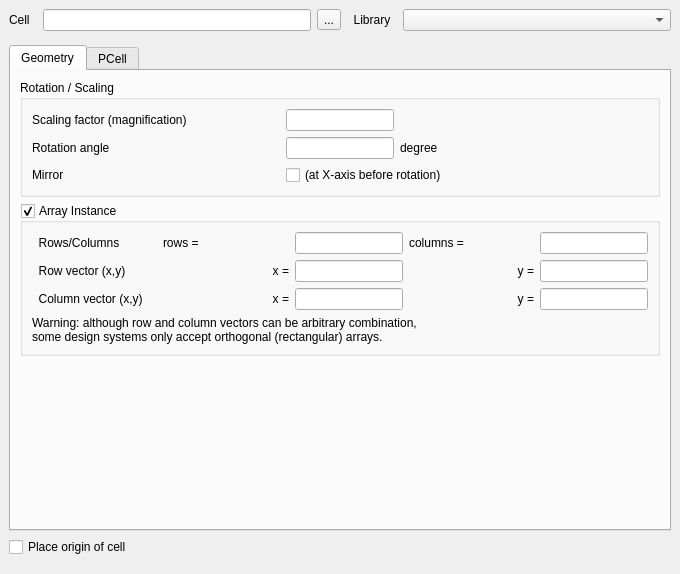
Above: src/edt/edt/EditorOptionsInst.ui from KLayout/klayout before the change. Below: the same form after it.
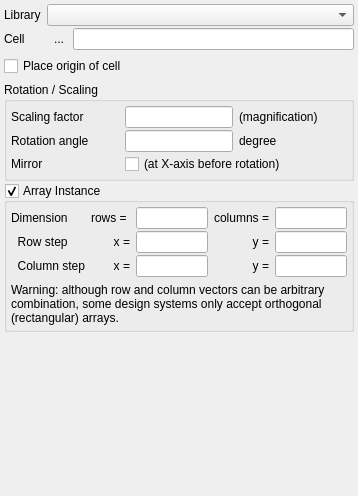
That is the form after the change. Icons and pictures are not drawn. Custom widgets are drawn as their Qt base class.

```diff
--- a/src/edt/edt/EditorOptionsInst.ui
+++ b/src/edt/edt/EditorOptionsInst.ui
@@ -6,10 +6,16 @@
    <rect>
     <x>0</x>
     <y>0</y>
-    <width>680</width>
-    <height>574</height>
+    <width>358</width>
+    <height>496</height>
    </rect>
   </property>
+  <property name="sizePolicy">
+   <sizepolicy hsizetype="Ignored" vsizetype="Ignored">
+    <horstretch>0</horstretch>
+    <verstretch>0</verstretch>
+   </sizepolicy>
+  </property>
   <property name="windowTitle">
    <string>Form</string>
   </property>
@@ -18,18 +24,54 @@
     <number>6</number>
    </property>
    <property name="leftMargin">
-    <number>9</number>
+    <number>0</number>
    </property>
    <property name="topMargin">
-    <number>9</number>
+    <number>0</number>
    </property>
    <property name="rightMargin">
-    <number>9</number>
+    <number>0</number>
    </property>
    <property name="bottomMargin">
-    <number>9</number>
+    <number>0</number>
    </property>
    <item>
+    <widget class="QScrollArea" name="scrollArea">
+     <property name="frameShape">
+      <enum>QFrame::NoFrame</enum>
+     </property>
+     <property name="frameShadow">
+      <enum>QFrame::Plain</enum>
+     </property>
+     <property name="widgetResizable">
+      <bool>true</bool>
+     </property>
+     <widget class="QWidget" name="scrollAreaWidgetContents">
+      <property name="geometry">
+       <rect>
+        <x>0</x>
+        <y>0</y>
+        <width>358</width>
+        <height>496</height>
+       </rect>
+      </property>
+      <layout class="QGridLayout" name="gridLayout_2">
+       <property name="leftMargin">
+        <number>4</number>
+       </property>
+       <property name="topMargin">
+        <number>4</number>
+       </property>
+       <property name="rightMargin">
+        <number>4</number>
+       </property>
+       <property name="bottomMargin">
+        <number>4</number>
+       </property>
+       <property name="spacing">
+        <number>2</number>
+       </property>
+       <item row="0" column="0">
     <widget class="QFrame" name="frame">
      <property name="frameShape">
       <enum>QFrame::NoFrame</enum>
@@ -37,10 +79,7 @@
      <property name="frameShadow">
       <enum>QFrame::Raised</enum>
      </property>
-     <layout class="QHBoxLayout">
-      <property name="spacing">
-       <number>6</number>
-      </property>
+         <layout class="QGridLayout" name="gridLayout">
       <property name="leftMargin">
        <number>0</number>
       </property>
@@ -53,7 +92,30 @@
       <property name="bottomMargin">
        <number>0</number>
       </property>
-      <item>
+          <property name="horizontalSpacing">
+           <number>6</number>
+          </property>
+          <property name="verticalSpacing">
+           <number>2</number>
+          </property>
+          <item row="0" column="0">
+           <widget class="QLabel" name="label_13">
+            <property name="text">
+             <string>Library</string>
+            </property>
+           </widget>
+          </item>
+          <item row="0" column="1" colspan="2">
+           <widget class="lay::LibrarySelectionComboBox" name="lib_cbx">
+            <property name="sizePolicy">
+             <sizepolicy hsizetype="Preferred" vsizetype="Fixed">
+              <horstretch>0</horstretch>
+              <verstretch>0</verstretch>
+             </sizepolicy>
+            </property>
+           </widget>
+          </item>
+          <item row="1" column="0">
        <widget class="QLabel" name="label_2">
         <property name="sizePolicy">
          <sizepolicy hsizetype="Fixed" vsizetype="Fixed">
@@ -66,34 +128,48 @@
         </property>
        </widget>
       </item>
-      <item>
-       <widget class="QLineEdit" name="cell_le">
-        <property name="sizePolicy">
-         <sizepolicy hsizetype="Expanding" vsizetype="Fixed">
-          <horstretch>0</horstretch>
-          <verstretch>0</verstretch>
-         </sizepolicy>
-        </property>
-       </widget>
-      </item>
+          <item row="1" column="1" colspan="2">
+           <widget class="QFrame" name="frame_2">
+            <property name="frameShape">
+             <enum>QFrame::NoFrame</enum>
+            </property>
+            <property name="frameShadow">
+             <enum>QFrame::Raised</enum>
+            </property>
+            <layout class="QHBoxLayout" name="horizontalLayout">
+             <property name="spacing">
+              <number>2</number>
+             </property>
+             <property name="leftMargin">
+              <number>0</number>
+             </property>
+             <property name="topMargin">
+              <number>0</number>
+             </property>
+             <property name="rightMargin">
+              <number>0</number>
+             </property>
+             <property name="bottomMargin">
+              <number>0</number>
+             </property>
       <item>
        <widget class="QToolButton" name="browse_pb">
         <property name="text">
          <string>...</string>
         </property>
-       </widget>
-      </item>
-      <item>
-       <widget class="QLabel" name="label_13">
-        <property name="text">
-         <string>  Library  </string>
-        </property>
+               <property name="icon">
+                <iconset resource="../../lay/lay/layResources.qrc">
+                 <normaloff>:/find.png</normaloff>:/find.png</iconset>
+               </property>
+               <property name="autoRaise">
+                <bool>true</bool>
+               </property>
        </widget>
       </item>
       <item>
-       <widget class="lay::LibrarySelectionComboBox" name="lib_cbx">
+              <widget class="QLineEdit" name="cell_le">
         <property name="sizePolicy">
-         <sizepolicy hsizetype="Expanding" vsizetype="Fixed">
+                <sizepolicy hsizetype="Preferred" vsizetype="Fixed">
           <horstretch>0</horstretch>
           <verstretch>0</verstretch>
          </sizepolicy>
@@ -103,8 +179,11 @@
      </layout>
     </widget>
    </item>
-   <item>
-    <spacer>
+         </layout>
+        </widget>
+       </item>
+       <item row="1" column="0">
+        <spacer name="spacer">
      <property name="orientation">
       <enum>Qt::Vertical</enum>
      </property>
@@ -113,68 +192,47 @@
      </property>
      <property name="sizeHint" stdset="0">
       <size>
-       <width>522</width>
-       <height>8</height>
+           <width>20</width>
+           <height>4</height>
       </size>
      </property>
     </spacer>
    </item>
-   <item>
-    <widget class="QTabWidget" name="param_tab_widget">
-     <property name="sizePolicy">
-      <sizepolicy hsizetype="Expanding" vsizetype="Expanding">
-       <horstretch>0</horstretch>
-       <verstretch>1</verstretch>
-      </sizepolicy>
-     </property>
-     <property name="currentIndex">
-      <number>0</number>
-     </property>
-     <widget class="QWidget" name="tab">
-      <attribute name="title">
-       <string>Geometry</string>
-      </attribute>
-      <layout class="QVBoxLayout">
-       <property name="spacing">
-        <number>6</number>
-       </property>
-       <property name="leftMargin">
-        <number>9</number>
-       </property>
-       <property name="topMargin">
-        <number>9</number>
-       </property>
-       <property name="rightMargin">
-        <number>9</number>
-       </property>
-       <property name="bottomMargin">
-        <number>9</number>
-       </property>
-       <item>
+       <item row="2" column="0">
+        <widget class="QCheckBox" name="place_origin_cb">
+         <property name="text">
+          <string>Place origin of cell</string>
+         </property>
+        </widget>
+       </item>
+       <item row="4" column="0">
         <widget class="QGroupBox" name="groupBox">
          <property name="title">
           <string>Rotation / Scaling</string>
          </property>
-         <layout class="QGridLayout">
+         <layout class="QGridLayout" name="_2">
           <property name="leftMargin">
-           <number>9</number>
+           <number>4</number>
           </property>
           <property name="topMargin">
-           <number>9</number>
+           <number>4</number>
           </property>
           <property name="rightMargin">
-           <number>9</number>
+           <number>4</number>
           </property>
           <property name="bottomMargin">
-           <number>9</number>
+           <number>4</number>
           </property>
-          <property name="spacing">
+          <property name="horizontalSpacing">
            <number>6</number>
           </property>
+          <property name="verticalSpacing">
+           <number>2</number>
+          </property>
           <item row="0" column="1">
            <widget class="QLineEdit" name="scale_le">
             <property name="sizePolicy">
-             <sizepolicy hsizetype="Fixed" vsizetype="Fixed">
+             <sizepolicy hsizetype="Preferred" vsizetype="Fixed">
               <horstretch>0</horstretch>
               <verstretch>0</verstretch>
              </sizepolicy>
@@ -194,14 +252,14 @@
           <item row="0" column="0">
            <widget class="QLabel" name="label">
             <property name="text">
-             <string>Scaling factor (magnification)</string>
+             <string>Scaling factor</string>
             </property>
            </widget>
           </item>
           <item row="1" column="1">
            <widget class="QLineEdit" name="angle_le">
             <property name="sizePolicy">
-             <sizepolicy hsizetype="Fixed" vsizetype="Fixed">
+             <sizepolicy hsizetype="Preferred" vsizetype="Fixed">
               <horstretch>0</horstretch>
               <verstretch>0</verstretch>
              </sizepolicy>
@@ -229,10 +287,17 @@
             </property>
            </widget>
           </item>
+          <item row="0" column="2">
+           <widget class="QLabel" name="label_17">
+            <property name="text">
+             <string>(magnification)</string>
+            </property>
+           </widget>
+          </item>
          </layout>
         </widget>
        </item>
-       <item>
+       <item row="5" column="0">
         <widget class="QGroupBox" name="array_grp">
          <property name="sizePolicy">
           <sizepolicy hsizetype="Preferred" vsizetype="Preferred">
@@ -246,33 +311,36 @@
          <property name="checkable">
           <bool>true</bool>
          </property>
-         <layout class="QGridLayout">
+         <layout class="QGridLayout" name="_3">
           <property name="leftMargin">
-           <number>9</number>
+           <number>4</number>
           </property>
           <property name="topMargin">
-           <number>9</number>
+           <number>4</number>
           </property>
           <property name="rightMargin">
-           <number>9</number>
+           <number>4</number>
           </property>
           <property name="bottomMargin">
-           <number>9</number>
+           <number>4</number>
           </property>
-          <property name="spacing">
+          <property name="horizontalSpacing">
            <number>6</number>
           </property>
+          <property name="verticalSpacing">
+           <number>2</number>
+          </property>
           <item row="2" column="0">
            <widget class="QLabel" name="label_16">
             <property name="text">
-             <string>  Column vector (x,y)</string>
+             <string>  Column step</string>
             </property>
            </widget>
           </item>
           <item row="2" column="2">
            <widget class="QLineEdit" name="column_x_le">
             <property name="sizePolicy">
-             <sizepolicy hsizetype="Fixed" vsizetype="Fixed">
+             <sizepolicy hsizetype="Preferred" vsizetype="Fixed">
               <horstretch>1</horstretch>
               <verstretch>0</verstretch>
              </sizepolicy>
@@ -292,7 +360,7 @@
           <item row="2" column="4">
            <widget class="QLineEdit" name="column_y_le">
             <property name="sizePolicy">
-             <sizepolicy hsizetype="Fixed" vsizetype="Fixed">
+             <sizepolicy hsizetype="Preferred" vsizetype="Fixed">
               <horstretch>1</horstretch>
               <verstretch>0</verstretch>
              </sizepolicy>
@@ -312,7 +380,7 @@
           <item row="1" column="4">
            <widget class="QLineEdit" name="row_y_le">
             <property name="sizePolicy">
-             <sizepolicy hsizetype="Fixed" vsizetype="Fixed">
+             <sizepolicy hsizetype="Preferred" vsizetype="Fixed">
               <horstretch>1</horstretch>
               <verstretch>0</verstretch>
              </sizepolicy>
@@ -332,7 +400,7 @@
           <item row="1" column="2">
            <widget class="QLineEdit" name="row_x_le">
             <property name="sizePolicy">
-             <sizepolicy hsizetype="Fixed" vsizetype="Fixed">
+             <sizepolicy hsizetype="Preferred" vsizetype="Fixed">
               <horstretch>1</horstretch>
               <verstretch>0</verstretch>
              </sizepolicy>
@@ -352,14 +420,14 @@
           <item row="1" column="0">
            <widget class="QLabel" name="label_9">
             <property name="text">
-             <string>  Row vector (x,y)</string>
+             <string>  Row step</string>
             </property>
            </widget>
           </item>
           <item row="0" column="0">
            <widget class="QLabel" name="label_4">
             <property name="text">
-             <string>  Rows/Columns</string>
+             <string>Dimension</string>
             </property>
            </widget>
           </item>
@@ -368,12 +436,15 @@
             <property name="text">
              <string>columns =</string>
             </property>
+            <property name="alignment">
+             <set>Qt::AlignRight|Qt::AlignTrailing|Qt::AlignVCenter</set>
+            </property>
            </widget>
           </item>
           <item row="0" column="4">
            <widget class="QLineEdit" name="columns_le">
             <property name="sizePolicy">
-             <sizepolicy hsizetype="Fixed" vsizetype="Fixed">
+             <sizepolicy hsizetype="Preferred" vsizetype="Fixed">
               <horstretch>1</horstretch>
               <verstretch>0</verstretch>
              </sizepolicy>
@@ -385,73 +456,88 @@
             <property name="text">
              <string>rows = </string>
             </property>
+            <property name="alignment">
+             <set>Qt::AlignRight|Qt::AlignTrailing|Qt::AlignVCenter</set>
+            </property>
            </widget>
           </item>
           <item row="0" column="2">
            <widget class="QLineEdit" name="rows_le">
             <property name="sizePolicy">
-             <sizepolicy hsizetype="Fixed" vsizetype="Fixed">
+             <sizepolicy hsizetype="Preferred" vsizetype="Fixed">
               <horstretch>1</horstretch>
               <verstretch>0</verstretch>
              </sizepolicy>
             </property>
+            <property name="minimumSize">
+             <size>
+              <width>0</width>
+              <height>0</height>
+             </size>
+            </property>
            </widget>
           </item>
-          <item row="3" column="0" colspan="5">
+          <item row="4" column="0" colspan="5">
            <widget class="QLabel" name="label_12">
             <property name="text">
-             <string>Warning: although row and column vectors can be arbitrary combination,
-some design systems only accept orthogonal (rectangular) arrays.</string>
+             <string>Warning: although row and column vectors can be arbitrary combination, some design systems only accept orthogonal (rectangular) arrays.</string>
             </property>
             <property name="wordWrap">
              <bool>true</bool>
             </property>
            </widget>
           </item>
-         </layout>
-        </widget>
-       </item>
-       <item>
-        <spacer>
+          <item row="3" column="0">
+           <spacer name="verticalSpacer_2">
          <property name="orientation">
           <enum>Qt::Vertical</enum>
          </property>
+            <property name="sizeType">
+             <enum>QSizePolicy::Fixed</enum>
+            </property>
          <property name="sizeHint" stdset="0">
           <size>
            <width>20</width>
-           <height>40</height>
+              <height>4</height>
           </size>
          </property>
         </spacer>
        </item>
       </layout>
      </widget>
-     <widget class="QWidget" name="pcell_tab">
-      <attribute name="title">
-       <string>PCell</string>
-      </attribute>
-     </widget>
-    </widget>
-   </item>
-   <item>
-    <widget class="QCheckBox" name="place_origin_cb">
-     <property name="text">
-      <string>Place origin of cell</string>
-     </property>
-    </widget>
-   </item>
-   <item>
-    <spacer>
+       </item>
+       <item row="6" column="0">
+        <spacer name="spacer_2">
+         <property name="orientation">
+          <enum>Qt::Vertical</enum>
+         </property>
+         <property name="sizeHint" stdset="0">
+          <size>
+           <width>20</width>
+           <height>120</height>
+          </size>
+         </property>
+        </spacer>
+       </item>
+       <item row="3" column="0">
+        <spacer name="verticalSpacer">
      <property name="orientation">
       <enum>Qt::Vertical</enum>
      </property>
+         <property name="sizeType">
+          <enum>QSizePolicy::Fixed</enum>
+         </property>
      <property name="sizeHint" stdset="0">
       <size>
-       <width>50</width>
-       <height>8</height>
+           <width>20</width>
+           <height>4</height>
       </size>
      </property>
     </spacer>
+       </item>
+      </layout>
+     </widget>
+    </widget>
    </item>
   </layout>
  </widget>
```
Left out of the diff: 20 changed lines with no effect on the pictures. Lines whose indentation alone changed are shown as unchanged.
